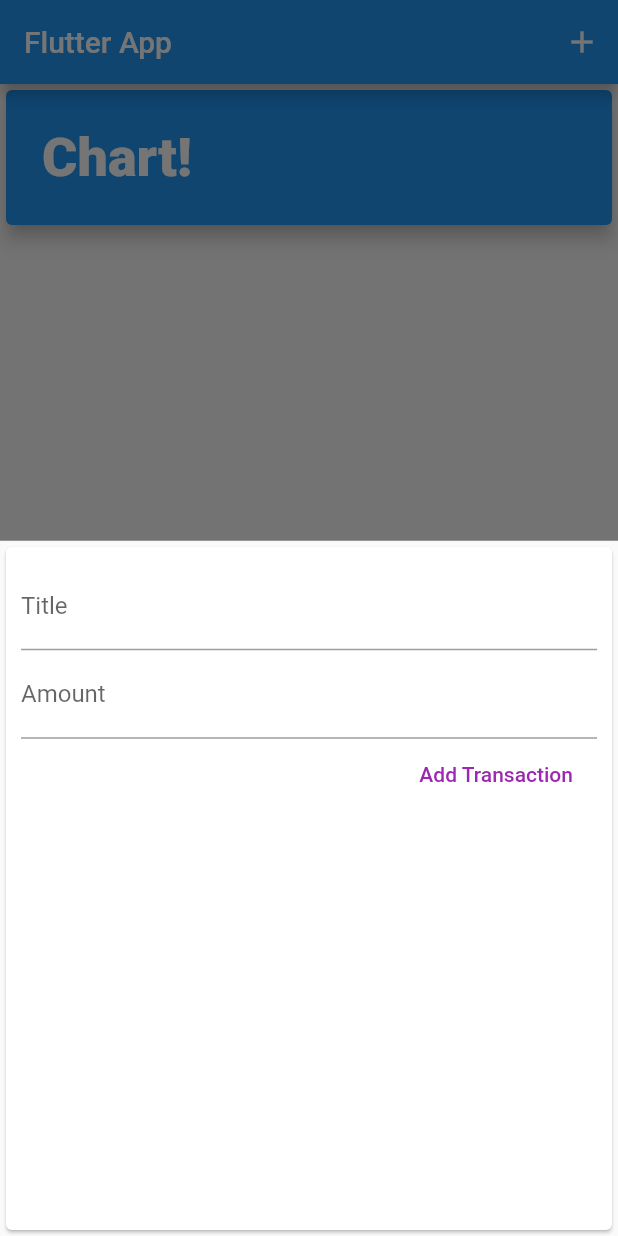
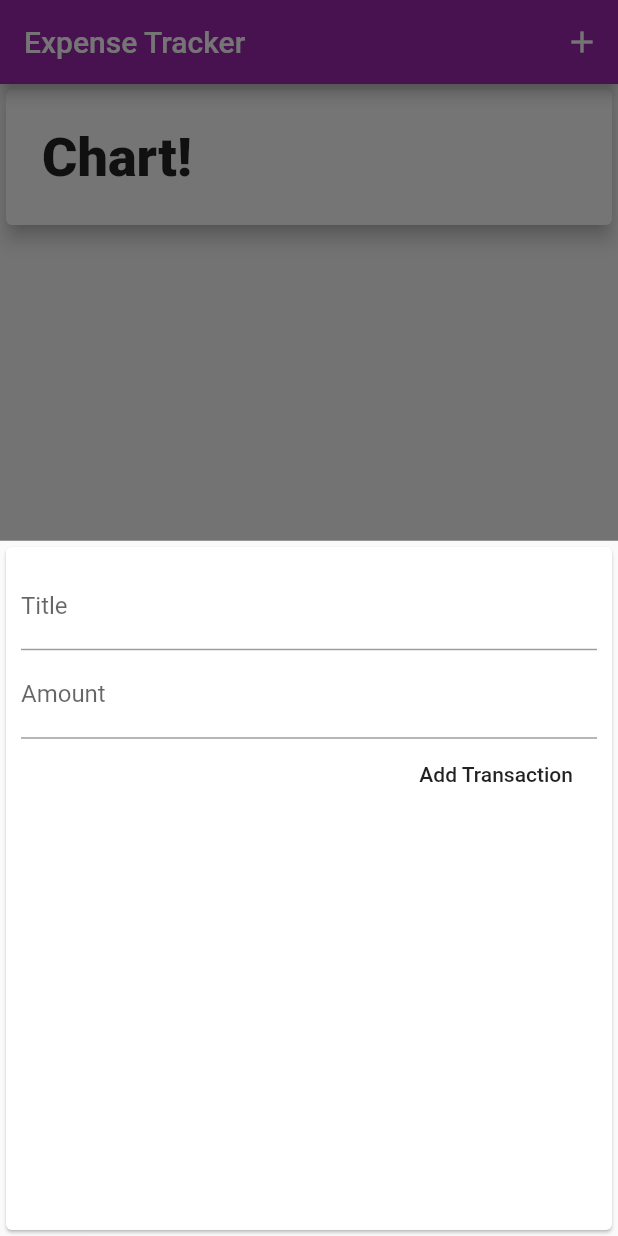
Before and after one commit to hoseinABH/expense-tracker, a Flutter app: the screen it shows after launch, after a tap on the "add" icon, on a phone screen of 412 x 824 dp. Run offline on Flutter 3.47's test engine with Material 2 defaults, Android fonts, the phone set to English and light mode, and no system bars.

```diff
--- a/lib/main.dart
+++ b/lib/main.dart
@@ -15,7 +15,8 @@ class MyApp extends StatelessWidget {
   @override
   Widget build(BuildContext context) {
     return MaterialApp(
-      title: 'Flutter App',
+      title: 'Expense Tracker',
+      theme: ThemeData(primarySwatch: Colors.purple, accentColor: Colors.amber),
       home: MyHomePage(),
     );
   }
@@ -60,7 +61,7 @@ class _MyHomePageState extends State<MyHomePage> {
   Widget build(BuildContext context) {
     return Scaffold(
       appBar: AppBar(
-        title: Text('Flutter App'),
+        title: Text('Expense Tracker'),
         actions: [
           IconButton(
               onPressed: () => _startAddTransaction(context),
@@ -73,16 +74,12 @@ class _MyHomePageState extends State<MyHomePage> {
           crossAxisAlignment: CrossAxisAlignment.stretch,
           children: <Widget>[
             Card(
-              color: Colors.blue,
               child: Container(
                 width: double.infinity,
                 padding: EdgeInsets.all(24),
                 child: Text(
                   'Chart!',
-                  style: TextStyle(
-                      color: Colors.white,
-                      fontWeight: FontWeight.w900,
-                      fontSize: 36),
+                  style: TextStyle(fontWeight: FontWeight.w900, fontSize: 36),
                 ),
               ),
               elevation: 5,
--- a/lib/widgets/new_transaction.dart
+++ b/lib/widgets/new_transaction.dart
@@ -45,7 +45,6 @@ class _NewTransactionState extends State<NewTransaction> {
             FlatButton(
               onPressed: submitData,
               child: Text('Add Transaction'),
-              textColor: Colors.purple,
             )
           ],
         ),
--- a/lib/widgets/transaction_list.dart
+++ b/lib/widgets/transaction_list.dart
@@ -21,8 +21,8 @@ class TransactionList extends StatelessWidget {
                   decoration: BoxDecoration(
                       borderRadius: BorderRadius.all(Radius.circular(10)),
                       border: Border.all(
-                        color: Colors.purple,
                         width: 2,
+                        color: Theme.of(context).primaryColor,
                       )),
                   padding: EdgeInsets.all(10),
                   child: Text(
@@ -30,7 +30,7 @@ class TransactionList extends StatelessWidget {
                     style: TextStyle(
                         fontWeight: FontWeight.bold,
                         fontSize: 20,
-                        color: Colors.purple),
+                        color: Theme.of(context).primaryColor),
                   ),
                 ),
                 Column(
```
Also changed, not shown: pubspec.yaml (+12 -14 lines), assets/fonts/OpenSans-Bold.ttf (added), assets/fonts/OpenSans-Regular.ttf (added), assets/fonts/Quicksand-Bold.ttf (added), assets/fonts/Quicksand-Light.ttf (added), assets/fonts/Quicksand-Medium.ttf (added), assets/fonts/Quicksand-Regular.ttf (added), assets/images/waiting.png (added).
